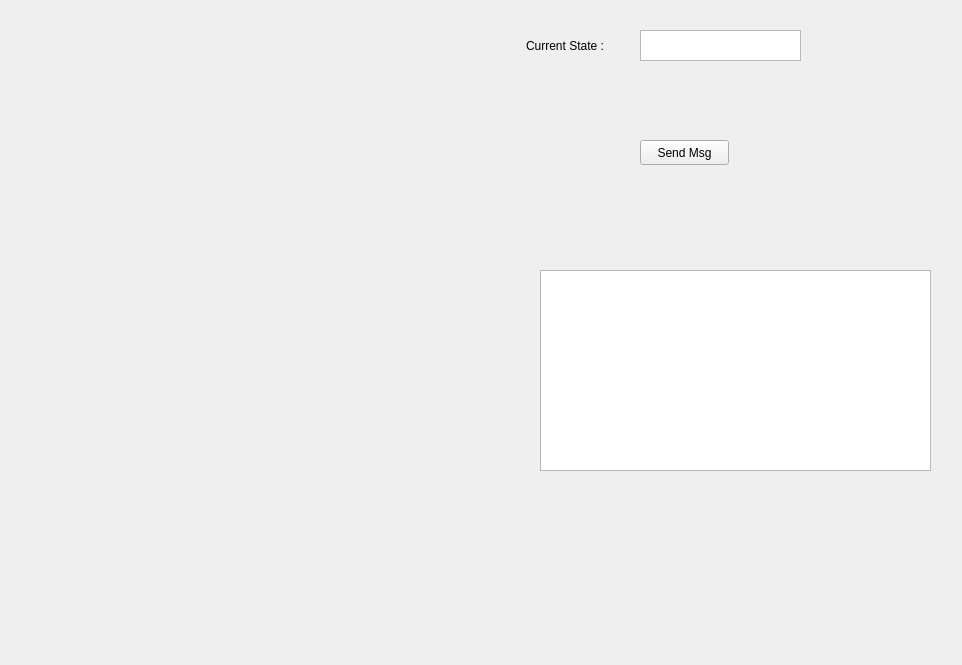
addinedu-ros-4th/ros-repo-5, file PAM_Admin/admin_package/admin_package/gui.ui: the form before one commit.
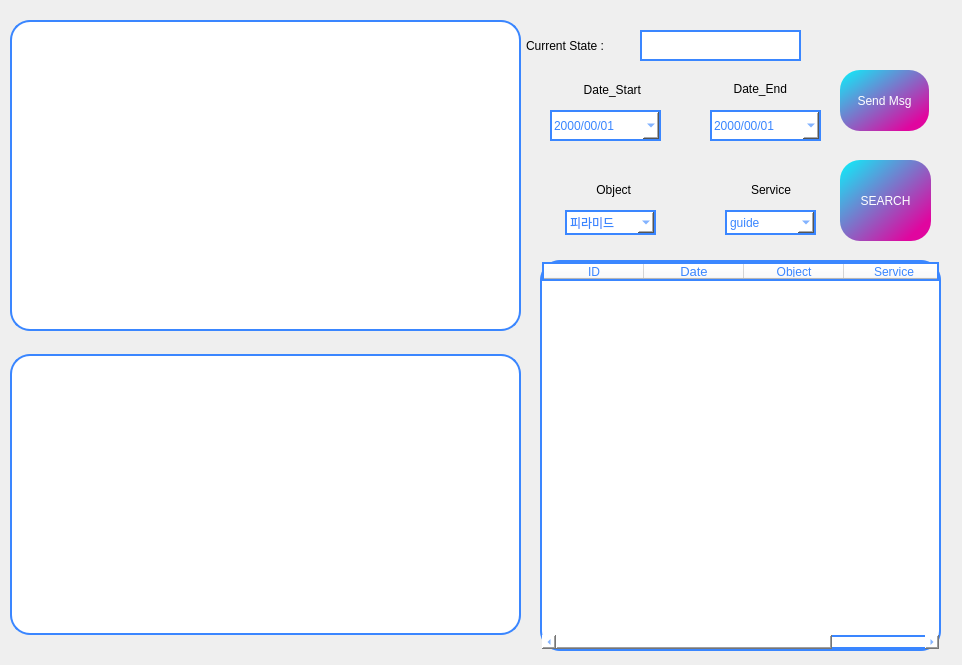
The form after the commit.

Commit message: Feat: EventLog DB, Refactor: ui

Diff of the .ui file:
```diff
--- a/PAM_Admin/admin_package/admin_package/gui.ui
+++ b/PAM_Admin/admin_package/admin_package/gui.ui
@@ -18,34 +18,37 @@
     <property name="geometry">
      <rect>
       <x>10</x>
-      <y>10</y>
+      <y>20</y>
       <width>511</width>
       <height>311</height>
      </rect>
     </property>
+    <property name="styleSheet">
+     <string notr="true">color: rgb(58, 134, 255);
+	background-color: white;
+	border: 2px solid rgb(58, 134, 255);
+	border-radius: 20px;</string>
+    </property>
     <property name="text">
      <string/>
     </property>
    </widget>
-   <widget class="QTextEdit" name="log_textEdit">
-    <property name="geometry">
-     <rect>
-      <x>540</x>
-      <y>270</y>
-      <width>391</width>
-      <height>201</height>
-     </rect>
-    </property>
-   </widget>
    <widget class="QPushButton" name="send_msg_btn">
     <property name="geometry">
      <rect>
-      <x>640</x>
-      <y>140</y>
+      <x>840</x>
+      <y>70</y>
       <width>89</width>
-      <height>25</height>
+      <height>61</height>
      </rect>
     </property>
+    <property name="styleSheet">
+     <string notr="true">QPushButton{
+	color: white;
+	background-color: qlineargradient(spread:pad, x1:0, y1:0, x2:0.857143, y2:0.857955, stop:0 rgba(10, 242, 251, 255), stop:1 rgba(224, 6, 159, 255));
+	border-radius: 20px;
+}</string>
+    </property>
     <property name="text">
      <string>Send Msg</string>
     </property>
@@ -59,6 +62,12 @@
       <height>31</height>
      </rect>
     </property>
+    <property name="styleSheet">
+     <string notr="true">color: rgb(58, 134, 255);
+	background-color: white;
+	border: 2px solid rgb(58, 134, 255);
+	border-radius: 20px;</string>
+    </property>
    </widget>
    <widget class="QLabel" name="label">
     <property name="geometry">
@@ -77,15 +86,270 @@
     <property name="geometry">
      <rect>
       <x>10</x>
-      <y>390</y>
+      <y>354</y>
       <width>511</width>
-      <height>245</height>
+      <height>281</height>
      </rect>
     </property>
+    <property name="styleSheet">
+     <string notr="true">color: rgb(58, 134, 255);
+	background-color: white;
+	border: 2px solid rgb(58, 134, 255);
+	border-radius: 20px;</string>
+    </property>
     <property name="text">
      <string/>
     </property>
    </widget>
+   <widget class="QTableWidget" name="dbTable">
+    <property name="geometry">
+     <rect>
+      <x>540</x>
+      <y>260</y>
+      <width>401</width>
+      <height>391</height>
+     </rect>
+    </property>
+    <property name="styleSheet">
+     <string notr="true">color: rgb(58, 134, 255);
+	background-color: white;
+	border: 2px solid rgb(58, 134, 255);
+	border-radius: 20px;</string>
+    </property>
+    <property name="frameShape">
+     <enum>QFrame::NoFrame</enum>
+    </property>
+    <column>
+     <property name="text">
+      <string>ID</string>
+     </property>
+    </column>
+    <column>
+     <property name="text">
+      <string>Date</string>
+     </property>
+     <property name="font">
+      <font>
+       <pointsize>10</pointsize>
+      </font>
+     </property>
+    </column>
+    <column>
+     <property name="text">
+      <string>Object</string>
+     </property>
+    </column>
+    <column>
+     <property name="text">
+      <string>Service</string>
+     </property>
+    </column>
+   </widget>
+   <widget class="QDateEdit" name="dateStart">
+    <property name="geometry">
+     <rect>
+      <x>550</x>
+      <y>110</y>
+      <width>111</width>
+      <height>31</height>
+     </rect>
+    </property>
+    <property name="styleSheet">
+     <string notr="true">color: rgb(58, 134, 255);
+	background-color: white;
+	border: 2px solid rgb(58, 134, 255);
+	border-radius: 20px;</string>
+    </property>
+    <property name="displayFormat">
+     <string>yyyy/mm/dd</string>
+    </property>
+    <property name="calendarPopup">
+     <bool>true</bool>
+    </property>
+   </widget>
+   <widget class="QDateEdit" name="dateEnd">
+    <property name="geometry">
+     <rect>
+      <x>710</x>
+      <y>110</y>
+      <width>111</width>
+      <height>31</height>
+     </rect>
+    </property>
+    <property name="styleSheet">
+     <string notr="true">color: rgb(58, 134, 255);
+	background-color: white;
+	border: 2px solid rgb(58, 134, 255);
+	border-radius: 20px;</string>
+    </property>
+    <property name="displayFormat">
+     <string>yyyy/mm/dd</string>
+    </property>
+    <property name="calendarPopup">
+     <bool>true</bool>
+    </property>
+   </widget>
+   <widget class="QLabel" name="end">
+    <property name="geometry">
+     <rect>
+      <x>720</x>
+      <y>80</y>
+      <width>67</width>
+      <height>17</height>
+     </rect>
+    </property>
+    <property name="text">
+     <string>Date_End</string>
+    </property>
+    <property name="alignment">
+     <set>Qt::AlignRight|Qt::AlignTrailing|Qt::AlignVCenter</set>
+    </property>
+   </widget>
+   <widget class="QLabel" name="start">
+    <property name="geometry">
+     <rect>
+      <x>560</x>
+      <y>80</y>
+      <width>81</width>
+      <height>20</height>
+     </rect>
+    </property>
+    <property name="text">
+     <string>Date_Start</string>
+    </property>
+    <property name="alignment">
+     <set>Qt::AlignRight|Qt::AlignTrailing|Qt::AlignVCenter</set>
+    </property>
+   </widget>
+   <widget class="QPushButton" name="search_btn">
+    <property name="geometry">
+     <rect>
+      <x>840</x>
+      <y>160</y>
+      <width>91</width>
+      <height>81</height>
+     </rect>
+    </property>
+    <property name="styleSheet">
+     <string notr="true">QPushButton{
+	color: white;
+	background-color: qlineargradient(spread:pad, x1:0, y1:0, x2:0.857143, y2:0.857955, stop:0 rgba(10, 242, 251, 255), stop:1 rgba(224, 6, 159, 255));
+	border-radius: 20px;
+}</string>
+    </property>
+    <property name="text">
+     <string>SEARCH</string>
+    </property>
+   </widget>
+   <widget class="QLabel" name="start_2">
+    <property name="geometry">
+     <rect>
+      <x>550</x>
+      <y>180</y>
+      <width>81</width>
+      <height>20</height>
+     </rect>
+    </property>
+    <property name="text">
+     <string>Object</string>
+    </property>
+    <property name="alignment">
+     <set>Qt::AlignRight|Qt::AlignTrailing|Qt::AlignVCenter</set>
+    </property>
+   </widget>
+   <widget class="QLabel" name="start_3">
+    <property name="geometry">
+     <rect>
+      <x>710</x>
+      <y>180</y>
+      <width>81</width>
+      <height>20</height>
+     </rect>
+    </property>
+    <property name="text">
+     <string>Service</string>
+    </property>
+    <property name="alignment">
+     <set>Qt::AlignRight|Qt::AlignTrailing|Qt::AlignVCenter</set>
+    </property>
+   </widget>
+   <widget class="QComboBox" name="Object">
+    <property name="geometry">
+     <rect>
+      <x>565</x>
+      <y>210</y>
+      <width>91</width>
+      <height>25</height>
+     </rect>
+    </property>
+    <property name="styleSheet">
+     <string notr="true">color: rgb(58, 134, 255);
+	background-color: white;
+	border: 2px solid rgb(58, 134, 255);
+	border-radius: 20px;</string>
+    </property>
+    <item>
+     <property name="text">
+      <string>피라미드</string>
+     </property>
+    </item>
+    <item>
+     <property name="text">
+      <string>나폴레옹</string>
+     </property>
+    </item>
+    <item>
+     <property name="text">
+      <string>스핑크스</string>
+     </property>
+    </item>
+    <item>
+     <property name="text">
+      <string>오벨리스크</string>
+     </property>
+    </item>
+    <item>
+     <property name="text">
+      <string>람세스</string>
+     </property>
+    </item>
+    <item>
+     <property name="text">
+      <string>이시스</string>
+     </property>
+    </item>
+   </widget>
+   <widget class="QComboBox" name="Service">
+    <property name="geometry">
+     <rect>
+      <x>725</x>
+      <y>210</y>
+      <width>91</width>
+      <height>25</height>
+     </rect>
+    </property>
+    <property name="styleSheet">
+     <string notr="true">color: rgb(58, 134, 255);
+	background-color: white;
+	border: 2px solid rgb(58, 134, 255);
+	border-radius: 20px;</string>
+    </property>
+    <item>
+     <property name="text">
+      <string>guide</string>
+     </property>
+    </item>
+    <item>
+     <property name="text">
+      <string>comeback</string>
+     </property>
+    </item>
+    <item>
+     <property name="text">
+      <string>description</string>
+     </property>
+    </item>
+   </widget>
   </widget>
  </widget>
  <resources/>
```
Left out of the diff: 3 changed lines with no effect on the pictures. The commit also changes 4 other files.
